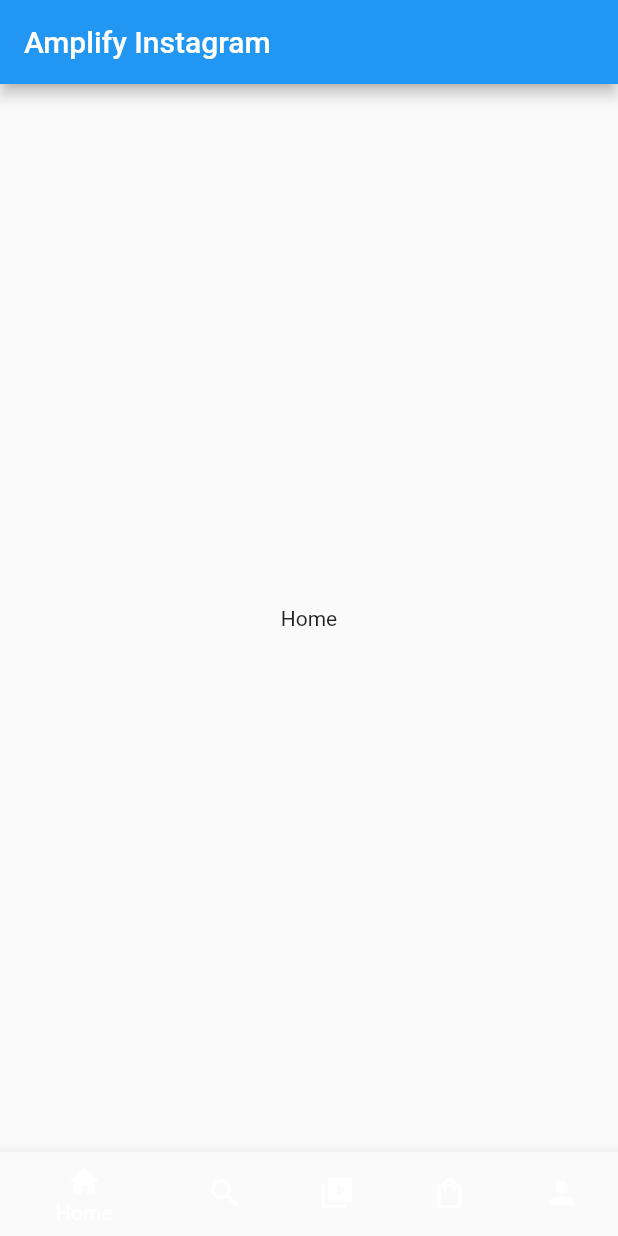
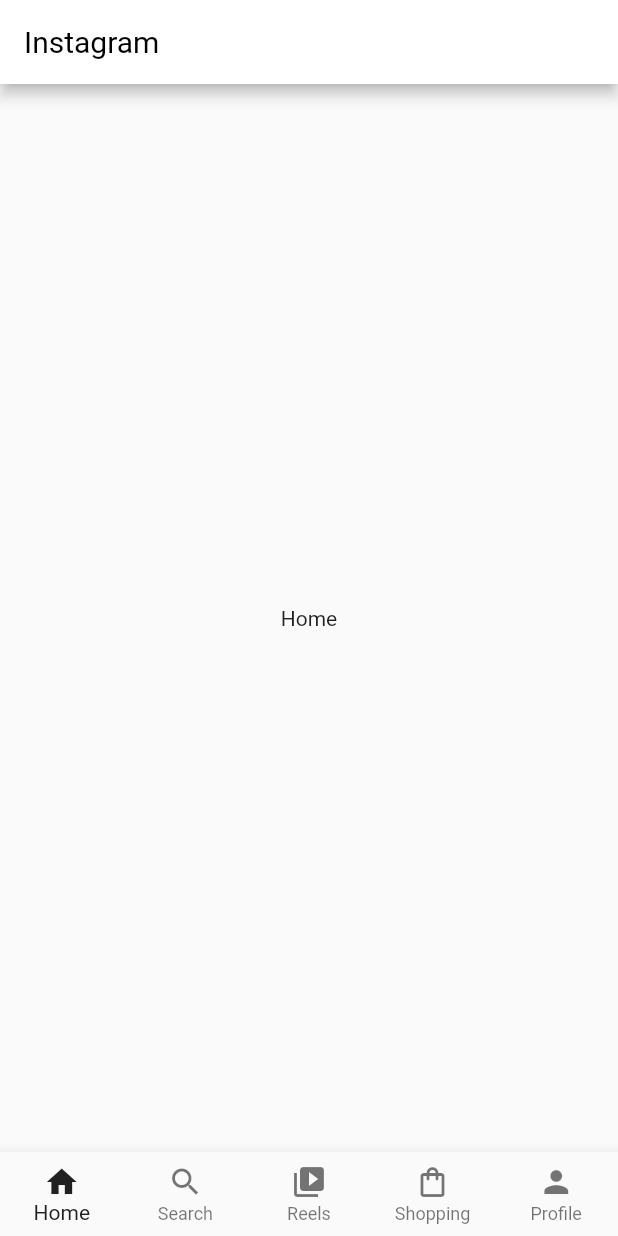
Before and after one commit to Jordan-Nelson/amplify_instagram, a Flutter app: the screen it shows after launch, on a phone screen of 412 x 824 dp. Run offline on Flutter 3.47's test engine with Material 2 defaults, Android fonts, the phone set to English and light mode, and no system bars; missing offline and left inert: amplify_auth_cognito, amplify_flutter.

Commit message:
app restructure

```diff
--- a/lib/app_root.dart
+++ b/lib/app_root.dart
@@ -1,32 +1,47 @@
 import 'package:amplify_flutter/amplify.dart';
-import 'features/profile/user_profile.dart';
+// import 'features/profile/user_profile.dart';
 import 'package:flutter/material.dart';
 
 import 'features/auth/sign_in.dart';
+import 'features/navigation_views.dart';
+import 'utils/navigation_view.dart';
 
-class AppRoot extends StatelessWidget {
+class AppRoot extends StatefulWidget {
   @override
-  Widget build(BuildContext context) {
-    return FutureBuilder(
-      future: Amplify.Auth.getCurrentUser().then((value) {
+  _AppRootState createState() => _AppRootState();
+}
+
+class _AppRootState extends State<AppRoot> {
+  @override
+  void initState() {
+    _initView();
+    super.initState();
+  }
+
+  Future<void> _initView() async {
+    try {
+      await Amplify.Auth.getCurrentUser(); //.then((value) {
       Navigator.of(context).pushReplacement(
         MaterialPageRoute(
           builder: (context) => AuthenticatedRoot(),
         ),
       );
-      }).catchError((error) {
+      // });
+    } catch (e) {
       Navigator.of(context).pushReplacement(
         MaterialPageRoute(
           builder: (context) => SignInView(),
         ),
       );
-      }),
-      builder: (context, snapshot) {
-        return Center(
+    }
+  }
+
+  @override
+  Widget build(BuildContext context) {
+    return Scaffold(
+        body: Center(
       child: CircularProgressIndicator(),
-        );
-      },
-    );
+    ));
   }
 }
 
@@ -37,20 +52,6 @@
 
   @override
   _AuthenticatedRootState createState() => _AuthenticatedRootState();
-}
-
-class NavigationBarView {
-  Widget appBarTitle;
-  Widget body;
-  BottomNavigationBarItem bottomNavigationBarItem;
-  FloatingActionButton? floatingActionButton;
-
-  NavigationBarView({
-    required this.appBarTitle,
-    required this.body,
-    required this.bottomNavigationBarItem,
-    this.floatingActionButton,
-  });
 }
 
 class _AuthenticatedRootState extends State<AuthenticatedRoot> {
@@ -64,63 +65,60 @@
 
   @override
   Widget build(BuildContext context) {
-    List<NavigationBarView> _navigationBarViews = <NavigationBarView>[
-      NavigationBarView(
-        appBarTitle: Text('Home'),
-        body: Scaffold(body: Center(child: Text('Home'))),
-        bottomNavigationBarItem: BottomNavigationBarItem(
-          icon: Icon(Icons.home),
-          label: 'Home',
+    final bool isKeyboardOpen = MediaQuery.of(context).viewInsets.bottom > 0;
+    return Column(
+      children: <Widget>[
+        Expanded(
+          child: WillPopScope(
+            onWillPop: () async => !await navigationViews[_selectedIndex]
+                .navigatorKey
+                .currentState!
+                .maybePop(),
+            child: Stack(
+              children: navigationViews
+                  .map(
+                    (view) => Offstage(
+                      offstage: navigationViews[_selectedIndex] != view,
+                      child: view.builder(
+                        navigatorKey: view.navigatorKey,
+                        scaffoldKey: view.scaffoldKey,
                       ),
                     ),
-      NavigationBarView(
-        appBarTitle: Text('Search'),
-        body: Scaffold(body: Center(child: Text('Search'))),
-        bottomNavigationBarItem: BottomNavigationBarItem(
-          icon: Icon(Icons.search),
-          label: 'Search',
+                  )
+                  .toList(),
             ),
           ),
-      NavigationBarView(
-        appBarTitle: Text('Reels'),
-        body: Scaffold(body: Center(child: Text('Reels'))),
-        bottomNavigationBarItem: BottomNavigationBarItem(
-          icon: Icon(Icons.video_collection),
-          label: 'Reels',
+        ),
+        isKeyboardOpen
+            ? Container(height: 0)
+            : Stack(
+                children: <Widget>[
+                  Container(
+                    decoration: BoxDecoration(
+                      boxShadow: [
+                        BoxShadow(
+                          color: Theme.of(context).dividerColor,
+                          blurRadius: 0.0,
+                        ),
+                      ],
+                    ),
+                    child: BottomNavigationBar(
+                      currentIndex: _selectedIndex,
+                      onTap: (index) => _onItemTapped(index),
+                      type: BottomNavigationBarType.fixed,
+                      items: navigationViews.map<BottomNavigationBarItem>(
+                        (NavigationView navigationView) {
+                          return BottomNavigationBarItem(
+                            icon: navigationView.icon,
+                            label: navigationView.title,
+                          );
+                        },
+                      ).toList(),
                     ),
                   ),
-      NavigationBarView(
-        appBarTitle: Text('Shopping'),
-        body: Scaffold(body: Center(child: Text('Shopping'))),
-        bottomNavigationBarItem: BottomNavigationBarItem(
-          icon: Icon(Icons.shopping_bag_outlined),
-          label: 'Shopping',
+                ],
               ),
-      ),
-      NavigationBarView(
-        appBarTitle: Text('Profile'),
-        body: UserProfile(),
-        bottomNavigationBarItem: BottomNavigationBarItem(
-          icon: Icon(Icons.person),
-          label: 'Profile',
-        ),
-      ),
-    ];
-
-    return Scaffold(
-      appBar: AppBar(
-        title: const Text('Amplify Instagram'),
-      ),
-      body: _navigationBarViews.elementAt(_selectedIndex).body,
-      bottomNavigationBar: BottomNavigationBar(
-        items: _navigationBarViews
-            .map((view) => view.bottomNavigationBarItem)
-            .toList(),
-        currentIndex: _selectedIndex,
-        onTap: _onItemTapped,
-      ),
-      floatingActionButton:
-          _navigationBarViews.elementAt(_selectedIndex).floatingActionButton,
+      ],
     );
   }
 }
--- /dev/null
+++ b/lib/components/navigatior_page.dart
@@ -0,0 +1,28 @@
+
+import 'package:flutter/material.dart';
+
+class NavigatorPage extends StatelessWidget {
+  const NavigatorPage({
+    Key? key,
+    required this.child,
+    required this.navigatorKey,
+  }) : super(key: key);
+
+  final Widget child;
+  final GlobalKey<NavigatorState> navigatorKey;
+
+  @override
+  Widget build(BuildContext context) {
+    return Navigator(
+      key: navigatorKey,
+      onGenerateRoute: (RouteSettings settings) {
+        return MaterialPageRoute(
+          settings: settings,
+          builder: (BuildContext context) {
+            return this.child;
+          },
+        );
+      },
+    );
+  }
+}
--- /dev/null
+++ b/lib/features/home/home.dart
@@ -0,0 +1,13 @@
+import 'package:flutter/material.dart';
+
+class Home extends StatelessWidget {
+  const Home({Key? key}) : super(key: key);
+
+  @override
+  Widget build(BuildContext context) {
+    return Scaffold(
+      appBar: AppBar(title: Text('Instagram')),
+      body: Center(child: Text('Home')),
+    );
+  }
+}
--- /dev/null
+++ b/lib/features/navigation_views.dart
@@ -0,0 +1,23 @@
+import '../utils/navigation_view.dart';
+
+import 'home/home_navigation_view.dart';
+import 'profile/profile_navigation_view.dart';
+import 'reels/reels_navigation_view.dart';
+import 'search/search_navigation_view.dart';
+import 'shopping/shopping_navigation_view.dart';
+
+List<NavigationView> navigationViews = [
+  homeNavigationView,
+  searchNavigationView,
+  reelsNavigationView,
+  shoppingNavigationView,
+  profileNavigationView,
+];
+
+void popAllNavigators() {
+  navigationViews.forEach((navigationView) {
+      navigationView.navigatorKey.currentState?.popUntil((predicate) {
+        return !navigationView.navigatorKey.currentState!.canPop();
+      });
+  });
+}
--- /dev/null
+++ b/lib/features/reels/reels.dart
@@ -0,0 +1,13 @@
+import 'package:flutter/material.dart';
+
+class Reels extends StatelessWidget {
+  const Reels({Key? key}) : super(key: key);
+
+  @override
+  Widget build(BuildContext context) {
+    return Scaffold(
+      appBar: AppBar(title: Text('Reels')),
+      body: Center(child: Text('Reels')),
+    );
+  }
+}
--- /dev/null
+++ b/lib/features/search/search.dart
@@ -0,0 +1,13 @@
+import 'package:flutter/material.dart';
+
+class Search extends StatelessWidget {
+  const Search({Key? key}) : super(key: key);
+
+  @override
+  Widget build(BuildContext context) {
+    return Scaffold(
+      appBar: AppBar(title: Text('Search')),
+      body: Center(child: Text('Search')),
+    );
+  }
+}
--- /dev/null
+++ b/lib/features/shopping/shopping.dart
@@ -0,0 +1,13 @@
+import 'package:flutter/material.dart';
+
+class Shopping extends StatelessWidget {
+  const Shopping({Key? key}) : super(key: key);
+
+  @override
+  Widget build(BuildContext context) {
+    return Scaffold(
+      appBar: AppBar(title: Text('Shopping')),
+      body: Center(child: Text('Shopping')),
+    );
+  }
+}
--- a/lib/main.dart
+++ b/lib/main.dart
@@ -47,11 +47,25 @@
     return MaterialApp(
       home: _amplifyConfigured
           ? AppRoot()
-          : Material(
-              child: Center(
+          : Scaffold(
+              body: Center(
                 child: CircularProgressIndicator(),
               ),
             ),
+      theme: ThemeData(
+        bottomNavigationBarTheme:
+            BottomNavigationBarThemeData(selectedItemColor: Colors.grey[900]),
+        appBarTheme: AppBarTheme(
+          backgroundColor: Colors.white,
+          centerTitle: false,
+          textTheme: TextTheme(
+            headline6: TextStyle(
+              color: Colors.black,
+              fontSize: 20,
+            ),
+          ),
+        ),
+      ),
     );
   }
 }
--- /dev/null
+++ b/lib/utils/navigation_view.dart
@@ -0,0 +1,40 @@
+import '../components/navigatior_page.dart';
+import 'package:flutter/material.dart';
+
+class NavigationView {
+   NavigationView({
+    required this.builder,
+    required this.title,
+    required this.icon,
+    required this.navigatorKey,
+    required this.scaffoldKey,
+  });
+  NavigatorPage Function({
+    required GlobalKey<NavigatorState> navigatorKey,
+    required GlobalKey<ScaffoldState> scaffoldKey,
+  }) builder;
+  String title;
+  Widget icon;
+  GlobalKey<NavigatorState> navigatorKey;
+  GlobalKey<ScaffoldState> scaffoldKey;
+  ScrollController? scrollController;
+
+  scrollToTop() {
+    return this.scrollController?.animateTo(
+          0,
+          duration: Duration(milliseconds: 250),
+          curve: Curves.easeIn,
+        );
+  }
+
+  canPop() {
+    return this.navigatorKey.currentState?.canPop();
+  }
+
+  popUntilRoot() {
+    this.navigatorKey.currentState?.popUntil((predicate) {
+      return !navigatorKey.currentState!.canPop() ;
+    });
+  }
+
+}
```
Also changed, not shown: lib/features/home/home_navigation_view.dart (added, +20 -0 lines), lib/features/profile/profile.dart (added, +45 -0 lines), lib/features/profile/profile_navigation_view.dart (added, +20 -0 lines), lib/features/profile/user_profile.dart (deleted, +0 -46 lines), lib/features/reels/reels_navigation_view.dart (added, +20 -0 lines), lib/features/search/search_navigation_view.dart (added, +20 -0 lines), lib/features/shopping/shopping_navigation_view.dart (added, +20 -0 lines). Lines whose indentation alone changed are shown as unchanged.
